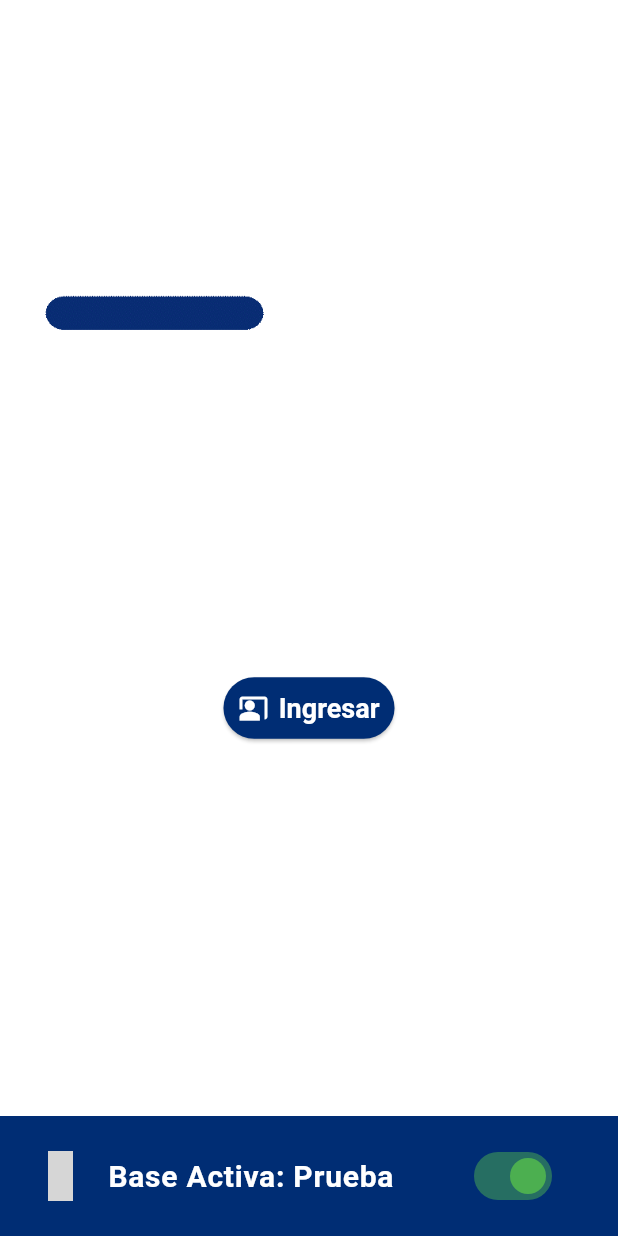
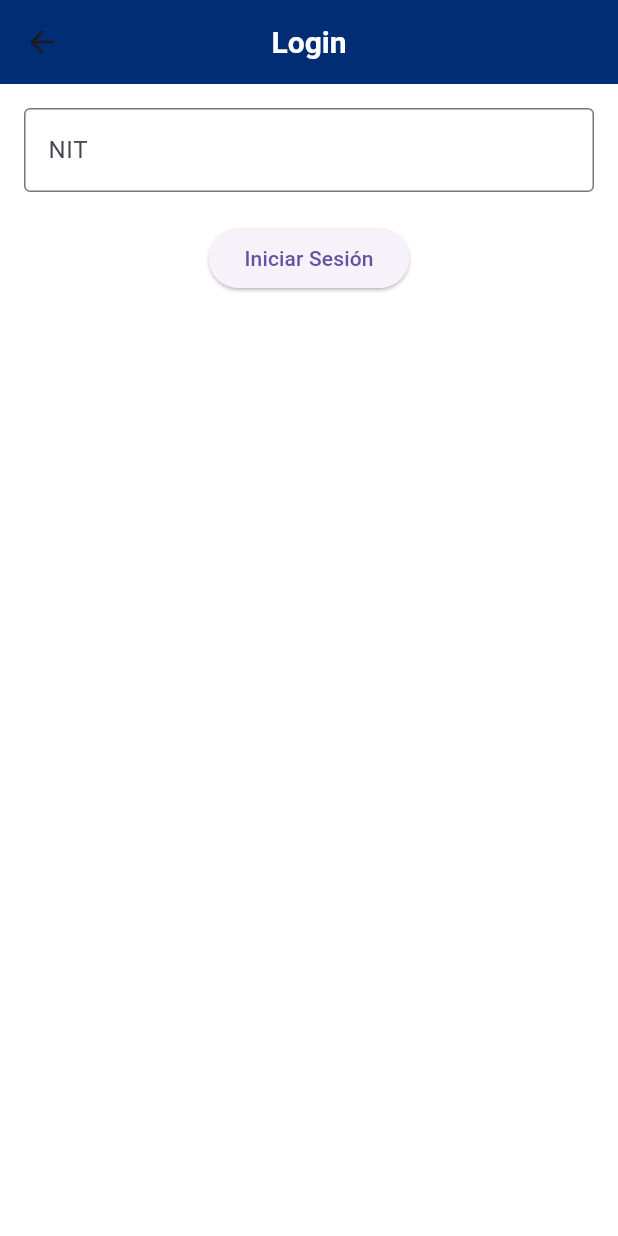
Before and after one commit to frederick23141/Project-HeandHeld_Front-End, a Flutter app: the screen it shows after launch, on a phone screen of 412 x 824 dp. Run offline on Flutter 3.47's test engine with Material 3 defaults, Android fonts, the phone set to English and light mode, and no system bars; our stand-ins replace cached_network_image, device_info_plus, flutter_bloc, flutter_svg, get_it, native_barcode_scanner and 1 more; missing offline and left inert: a package; network calls fail; project files that could hold a hidden picture were left out; grey boxes are pictures that could not be loaded.

Commit message:
login user bloc

```diff
--- a/lib/core/route/app_routes.dart
+++ b/lib/core/route/app_routes.dart
@@ -4,6 +4,7 @@ class AppRoutes {
 
   // Login
   static const login = '/login';
+  static const loginpage = '/loginpage';
 
   //Home
   static const home = '/home';
--- a/lib/core/route/on_generate_route.dart
+++ b/lib/core/route/on_generate_route.dart
@@ -1,8 +1,12 @@
 import 'package:flutter/cupertino.dart';
 import 'package:flutter/material.dart';
+import 'package:flutter_bloc/flutter_bloc.dart';
 import 'package:handheld_beta/MVC/views/Ppal/Home.dart';
 import 'package:handheld_beta/MVC/views/Ppal/login.dart';
 import 'package:handheld_beta/core/route/unknown_page.dart';
+import 'package:handheld_beta/features/auth/auth_injection.dart';
+import 'package:handheld_beta/features/auth/presentation/bloc/auth_bloc.dart';
+import 'package:handheld_beta/features/auth/presentation/views/login_page.dart';
 
 import 'app_routes.dart';
 
@@ -17,6 +21,11 @@ class RouteGenerator {
       case AppRoutes.home:
         return MaterialPageRoute(builder: (context) => const Home());
 
+      case AppRoutes.loginpage:
+        return MaterialPageRoute(
+            builder: (_) => BlocProvider<AuthBloc>(
+                create: (_) => sl<AuthBloc>(), child: const LoginPage()));
+
       default:
         return errorRoute();
     }
--- a/lib/features/auth/data/models/user_model.dart
+++ b/lib/features/auth/data/models/user_model.dart
@@ -1,6 +1,20 @@
-class User {
-  String name;
-  int nit;
+import '../../domain/entities/user.dart';
 
-  User (this.name, this.nit);
+class UserModel extends User {
+  UserModel({required int nit, required String nombre})
+      : super(nit: nit, nombre: nombre);
+
+  factory UserModel.fromJson(Map<String, dynamic> json) {
+    return UserModel(
+      nit: json['nit'] ?? 0,
+      nombre: json['nombres'] ?? '',
+    );
+  }
+
+  Map<String, dynamic> toJson() {
+    return {
+      'nit': nit,
+      'nombres': nombre,
+    };
+  }
 }
--- /dev/null
+++ b/lib/features/auth/data/repositories/auth_repository_impl.dart
@@ -0,0 +1,15 @@
+import 'package:handheld_beta/features/auth/data/datasources/aut_remote_data_source.dart';
+
+import '../../domain/entities/user.dart';
+import '../../domain/repositories/auth_repository.dart';
+
+class AuthRepositoryImpl implements AuthRepository {
+  final AuthRemoteDataSource remoteDataSource;
+
+  AuthRepositoryImpl(this.remoteDataSource);
+
+  @override
+  Future<User> verifyUser(int nit) async {
+    return await remoteDataSource.verifyUser(nit);
+  }
+}
--- /dev/null
+++ b/lib/features/auth/domain/entities/user.dart
@@ -0,0 +1,6 @@
+class User {
+  final int nit;
+  final String nombre;
+
+  User({required this.nit, required this.nombre});
+}
--- /dev/null
+++ b/lib/features/auth/domain/repositories/auth_repository.dart
@@ -0,0 +1,5 @@
+import '../entities/user.dart';
+
+abstract class AuthRepository {
+  Future<User> verifyUser(int nit);
+}
--- /dev/null
+++ b/lib/features/auth/domain/usecases/verify_user_usecase.dart
@@ -0,0 +1,12 @@
+import '../entities/user.dart';
+import '../repositories/auth_repository.dart';
+
+class VerifyUserUseCase {
+  final AuthRepository repository;
+
+  VerifyUserUseCase(this.repository);
+
+  Future<User> call(int nit) async {
+    return await repository.verifyUser(nit);
+  }
+}
--- /dev/null
+++ b/lib/features/auth/presentation/bloc/auth_bloc.dart
@@ -0,0 +1,21 @@
+import 'package:flutter_bloc/flutter_bloc.dart';
+import '../../domain/entities/user.dart';
+import '../../domain/usecases/verify_user_usecase.dart';
+import 'auth_event.dart';
+import 'auth_state.dart';
+
+class AuthBloc extends Bloc<AuthEvent, AuthState> {
+  final VerifyUserUseCase verifyUserUseCase;
+
+  AuthBloc({required this.verifyUserUseCase}) : super(AuthInitial()) {
+    on<VerifyUserEvent>((event, emit) async {
+      emit(AuthLoading());
+      try {
+        final user = await verifyUserUseCase(event.nit as int);
+        emit(AuthSuccess(user));
+      } catch (e) {
+        emit(AuthFailure('Fallo al verificar usuario: ${e.toString()}'));
+      }
+    });
+  }
+}
--- /dev/null
+++ b/lib/features/auth/presentation/bloc/auth_event.dart
@@ -0,0 +1,7 @@
+// auth_event.dart
+abstract class AuthEvent {}
+
+class VerifyUserEvent extends AuthEvent {
+  final int nit;
+  VerifyUserEvent(this.nit);
+}
--- /dev/null
+++ b/lib/features/auth/presentation/bloc/auth_state.dart
@@ -0,0 +1,18 @@
+// auth_state.dart
+import '../../domain/entities/user.dart';
+
+abstract class AuthState {}
+
+class AuthInitial extends AuthState {}
+
+class AuthLoading extends AuthState {}
+
+class AuthSuccess extends AuthState {
+  final User user;
+  AuthSuccess(this.user);
+}
+
+class AuthFailure extends AuthState {
+  final String message;
+  AuthFailure(this.message);
+}
--- a/lib/features/auth/presentation/views/components/screws.dart
+++ /dev/null
@@ -1,3 +0,0 @@
-class Screws {
-
-}
--- /dev/null
+++ b/lib/features/auth/presentation/views/login_page.dart
@@ -0,0 +1,78 @@
+import 'package:flutter/material.dart';
+import 'package:flutter_bloc/flutter_bloc.dart';
+import 'package:handheld_beta/core/route/app_routes.dart';
+import 'package:handheld_beta/features/auth/presentation/bloc/auth_bloc.dart';
+import 'package:handheld_beta/features/auth/presentation/bloc/auth_event.dart';
+import 'package:handheld_beta/features/auth/presentation/bloc/auth_state.dart';
+import 'package:handheld_beta/features/auth/auth_injection.dart';
+
+class LoginPage extends StatefulWidget {
+  const LoginPage({super.key});
+
+  @override
+  State<LoginPage> createState() => _LoginState();
+}
+
+class _LoginState extends State<LoginPage> {
+  final TextEditingController _nitController = TextEditingController();
+
+  void _onLoginPressed() {
+    final nitText = _nitController.text.trim();
+    if (nitText.isEmpty) return;
+
+    final nit = int.tryParse(nitText);
+    if (nit == null) {
+      // Mostrar error
+      return;
+    }
+
+    context.read<AuthBloc>().add(VerifyUserEvent(nit));
+  }
+
+  @override
+  Widget build(BuildContext context) {
+    return Scaffold(
+      appBar: AppBar(title: const Text('Login')),
+      body: Padding(
+        padding: const EdgeInsets.all(16.0),
+        child: BlocConsumer<AuthBloc, AuthState>(
+          listener: (context, state) {
+            if (state is AuthFailure) {
+              ScaffoldMessenger.of(context).showSnackBar(
+                SnackBar(content: Text(state.message)),
+              );
+            }
+            if (state is AuthSuccess) {
+              ScaffoldMessenger.of(context).showSnackBar(
+                SnackBar(content: Text('Bienvenido: ${state.user.nit}')),
+              );
+              // Aquí podrías navegar a Home si deseas:
+              Navigator.pushReplacementNamed(context, AppRoutes.home);
+            }
+          },
+          builder: (context, state) {
+            return Column(
+              children: [
+                TextField(
+                  controller: _nitController,
+                  keyboardType: TextInputType.number,
+                  decoration: const InputDecoration(
+                    labelText: 'NIT',
+                    border: OutlineInputBorder(),
+                  ),
+                ),
+                const SizedBox(height: 20),
+                state is AuthLoading
+                    ? const CircularProgressIndicator()
+                    : ElevatedButton(
+                        onPressed: _onLoginPressed,
+                        child: const Text('Iniciar Sesión'),
+                      ),
+              ],
+            );
+          },
+        ),
+      ),
+    );
+  }
+}
--- a/lib/main.dart
+++ b/lib/main.dart
@@ -5,11 +5,14 @@ import 'package:handheld_beta/core/config/Conexion.dart';
 import 'package:handheld_beta/core/constants/FrontEnd.dart';
 import 'package:handheld_beta/core/route/app_routes.dart';
 import 'package:handheld_beta/core/route/on_generate_route.dart';
+import 'package:handheld_beta/features/auth/auth_injection.dart';
 import 'MVC/Controller/DataBase/CambiodbController.dart';
 import 'MVC/Views/Generales/SwichCambiodb.dart';
 
 Future<void> main() async {
   WidgetsFlutterBinding.ensureInitialized();
+  //inyeccion de dependiencias
+  initAuth();
   Conexion.init();
   runApp(const MyApp());
 }
@@ -31,7 +34,7 @@ class _MyAppState extends State<MyApp> {
     return MaterialApp(
       title: 'App name',
       onGenerateRoute: RouteGenerator.onGenerate,
-      initialRoute: AppRoutes.login,
+      initialRoute: AppRoutes.loginpage,
       debugShowCheckedModeBanner: false,
       theme: ThemeData(
         primaryColor: FrontEnd.primaryColor,
--- a/pubspec.yaml
+++ b/pubspec.yaml
@@ -42,6 +42,8 @@ dependencies:
   permission_handler: ^11.3.1
   provider: ^6.1.2
   cached_network_image: ^3.4.1
+  flutter_bloc: ^9.1.1
+  get_it: ^8.0.3
 
 dev_dependencies:
   flutter_lints: ^5.0.0
```
Also changed, not shown: lib/features/auth/auth_injection.dart (added, +31 -0 lines), lib/features/auth/data/datasources/aut_remote_data_source.dart (added, +32 -0 lines), lib/features/auth/domain/usecases/login_usecase.dart (added), lib/features/auth/domain/usecases/logout_usecase.dart (added), pubspec.lock.
